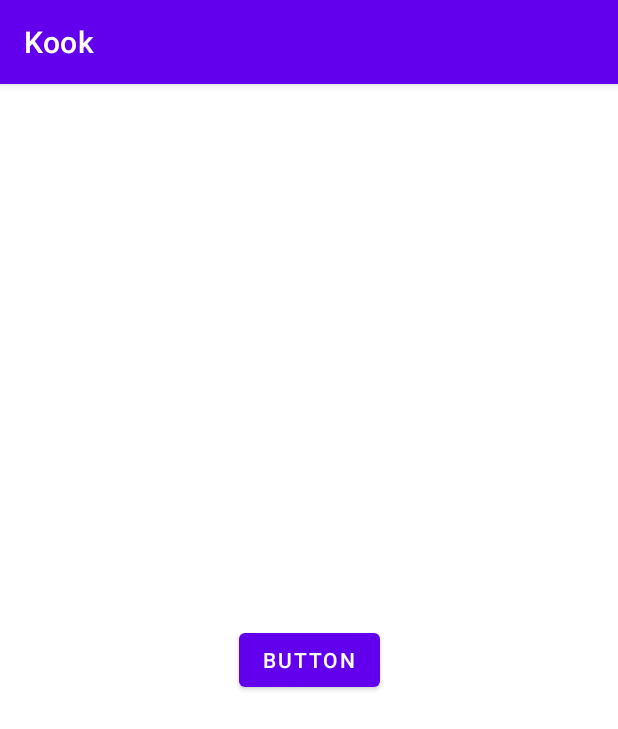
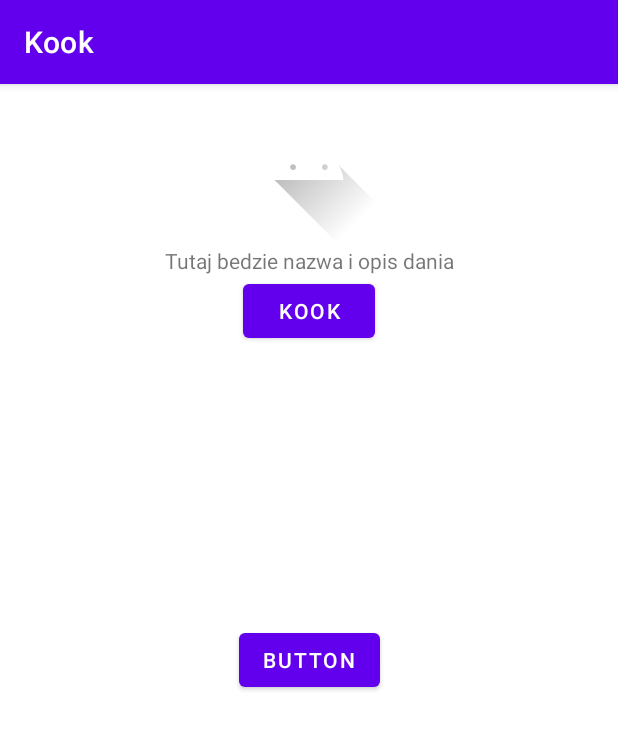
Before and after one commit to maciej-walus/kook, an Android app: the screen it shows after launch (MainActivity), on a phone screen of 412 x 824 dp. Shown: the top 729 px of the screen. Run offline under Robolectric (Android 15) with nearby library versions, the light colour scheme and no system bars.

Commit message:
Added basic placeholder in xml for recipes

```diff
--- a/app/src/main/java/com/example/kook/Intencja.java
+++ /dev/null
@@ -1,5 +0,0 @@
-package com.example.kook;
-
-public class Intencja {
-
-}
--- a/app/src/main/res/layout/activity_main.xml
+++ b/app/src/main/res/layout/activity_main.xml
@@ -15,7 +15,31 @@
         <LinearLayout
             android:layout_width="match_parent"
             android:layout_height="wrap_content"
-            android:orientation="vertical" />
+            android:gravity="center"
+            android:orientation="vertical">
+
+            <ImageView
+                android:id="@+id/imageView2"
+                android:layout_width="wrap_content"
+                android:layout_height="wrap_content"
+                android:layout_gravity="center"
+                app:srcCompat="@drawable/ic_launcher_foreground" />
+
+            <TextView
+                android:id="@+id/textView2"
+                android:layout_width="wrap_content"
+                android:layout_height="wrap_content"
+                android:gravity="center"
+                android:text="Tutaj bedzie nazwa i opis dania" />
+
+            <Button
+                android:id="@+id/button3"
+                android:layout_width="wrap_content"
+                android:layout_height="wrap_content"
+                android:text="kook"
+                android:textAlignment="center" />
+
+        </LinearLayout>
     </ScrollView>
 
     <Button
```
